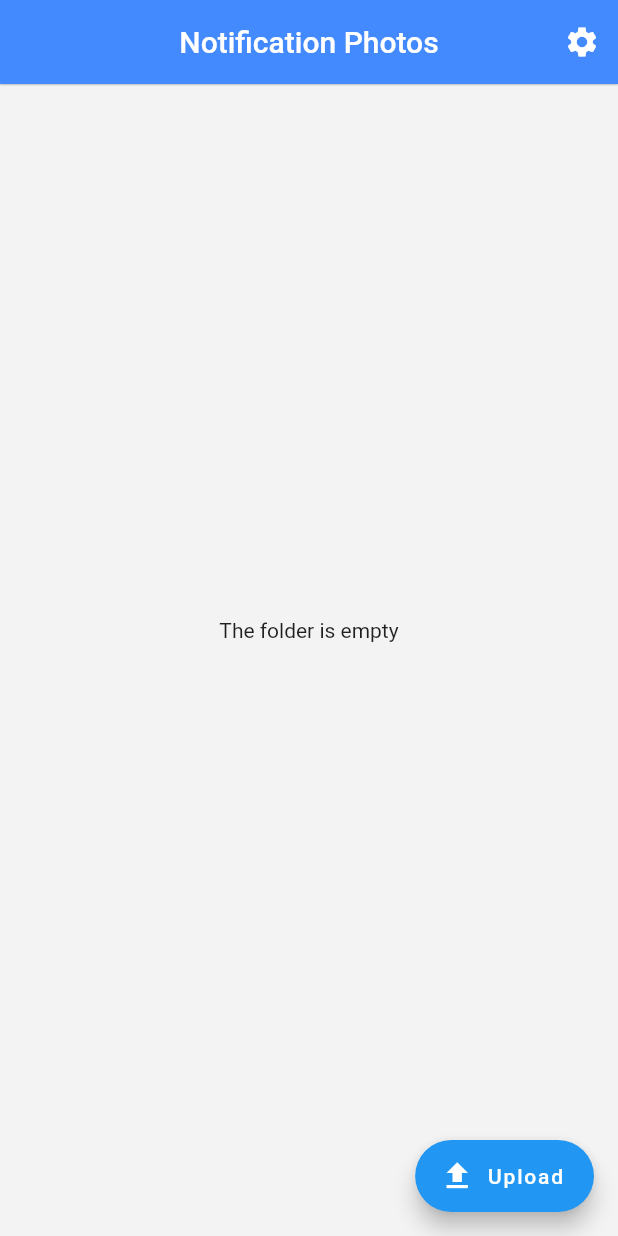
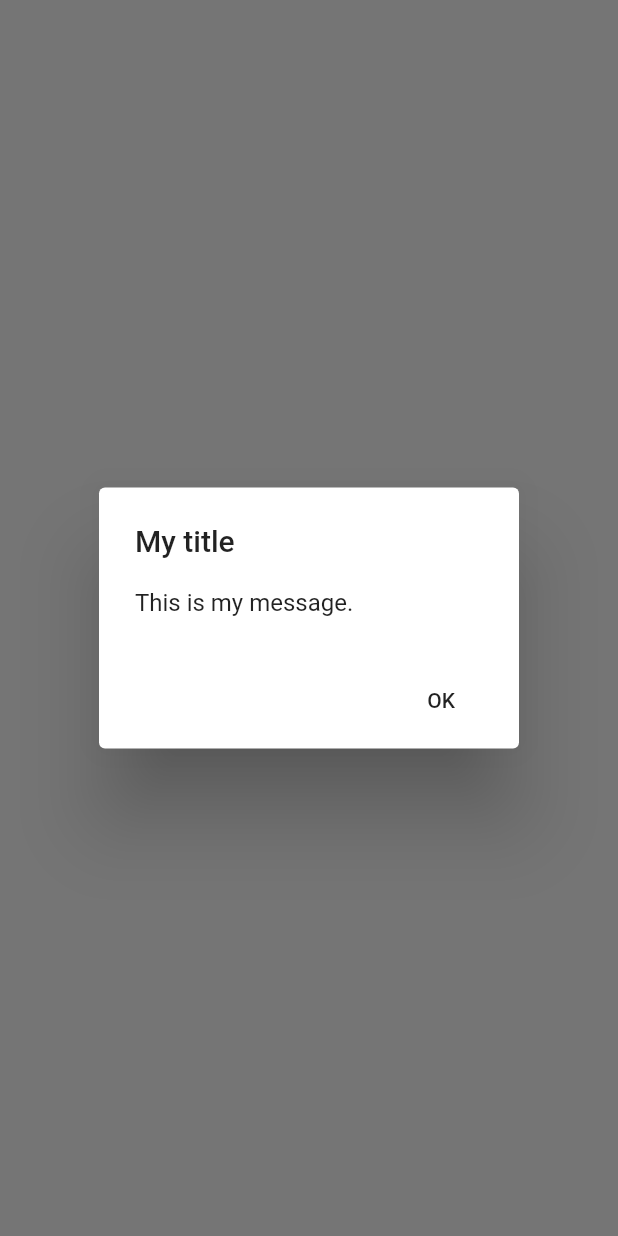
Before and after one commit to sabari1004/PhotoShare, a Flutter app: the screen it shows after launch, on a phone screen of 412 x 824 dp. Run offline on Flutter 3.47's test engine with Material 2 defaults, Android fonts, the phone set to English and light mode, and no system bars; our stand-ins replace connectivity, fluttertoast, modal_progress_hud; missing offline and left inert: simple_permissions.

Commit message:
Version 3

```diff
--- a/lib/file_manager.dart
+++ b/lib/file_manager.dart
@@ -34,6 +34,7 @@ class _FileManagerState extends State<FileManager> {
     super.initState();
       getPermission();
       getConnectionStatus();
+      showAlertDialog(context);
   }
 
   void _submit() {
@@ -128,6 +129,10 @@ class _FileManagerState extends State<FileManager> {
 
   @override
   Widget build(BuildContext context) {
+    DateTime expired = new DateTime(2019,9,1);
+    int diffDays = expired.difference(DateTime.now()).inDays;
+    print(diffDays);
+    if(diffDays<= 5) {
       return new Scaffold(
         // display modal progress HUD (heads-up display, or indicator)
         // when in async call
@@ -142,6 +147,9 @@ class _FileManagerState extends State<FileManager> {
           child: _buildWidget(),
         ),
       );
+    } else{
+
+    }
   }
 
   Widget _buildWidget() {
@@ -377,6 +385,30 @@ class _FileManagerState extends State<FileManager> {
     final Map<String, dynamic> args = <String, dynamic>{'path': path};
     _uploadChannel.invokeMethod('uploadFile', args);
   }
+
+
+  showAlertDialog(BuildContext context) {
+    // set up the button
+    Widget okButton = FlatButton(
+      child: Text("OK"),
+      onPressed: () { },
+    );
+    // set up the AlertDialog
+    AlertDialog alert = AlertDialog(
+      title: Text("My title"),
+      content: Text("This is my message."),
+      actions: [
+        okButton,
+      ],
+    );
+    // show the dialog
+    showDialog(
+      context: context,
+      builder: (BuildContext context) {
+        return alert;
+      },
+    );
+  }
 }
 
 class Choice {
--- a/lib/main.dart
+++ b/lib/main.dart
@@ -1,10 +1,13 @@
 import 'package:flutter/material.dart';
-
+import 'package:intl/intl.dart';
 import 'file_manager.dart';
 
 void main() => runApp(MyApp());
 
 class MyApp extends StatelessWidget {
+
+  var now = new DateTime.now();
+
   @override
   Widget build(BuildContext context) {
     return MaterialApp(
@@ -14,6 +17,7 @@ class MyApp extends StatelessWidget {
         primarySwatch: Colors.blue,
       ),
       home: FileManager(),
+      //home: _valid(),
       debugShowCheckedModeBanner: false,
     );
   }
--- a/pubspec.yaml
+++ b/pubspec.yaml
@@ -25,6 +25,7 @@ dependencies:
   fluttertoast: ^2.0.0
   modal_progress_hud: ^0.1.2
   http: ^0.12.0+2
+  intl: ^0.15.8
 
 dev_dependencies:
   flutter_test:
```
Lines whose indentation alone changed are shown as unchanged.
